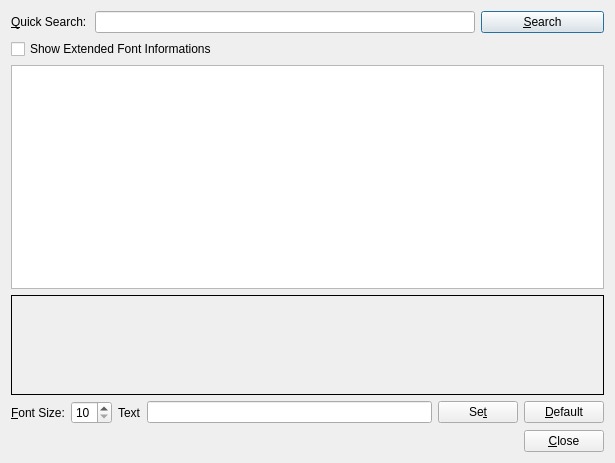
scribusproject/scribus, file scribus/plugins/fontpreview/fontpreview.ui: the form before one commit.
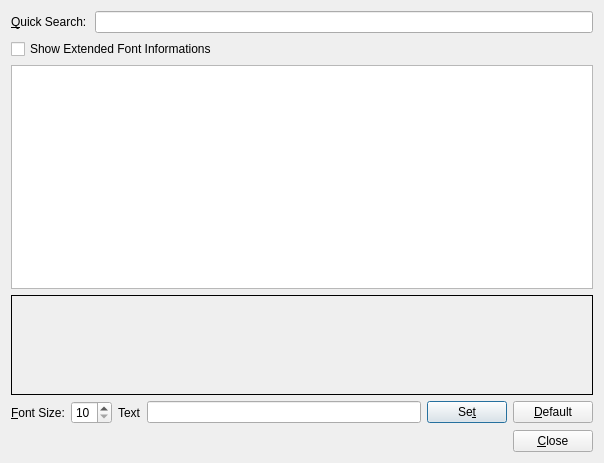
The form after the commit. Custom widgets are drawn as their Qt base class.

Commit message: 0007301: Missing tooltips in the Font Preview dialog: Set button; + removed useless "search" button as it's working by typing

The edit to the form file:
```diff
--- a/scribus/plugins/fontpreview/fontpreview.ui
+++ b/scribus/plugins/fontpreview/fontpreview.ui
@@ -5,14 +5,14 @@
    <rect>
     <x>0</x>
     <y>0</y>
-    <width>584</width>
+    <width>604</width>
     <height>463</height>
    </rect>
   </property>
   <property name="windowTitle" >
    <string>Fonts Preview</string>
   </property>
-  <layout class="QGridLayout" >
+  <layout class="QGridLayout" name="gridLayout" >
    <item row="0" column="0" colspan="2" >
     <widget class="QLabel" name="searchLabel" >
      <property name="text" >
@@ -26,27 +26,17 @@
      </property>
     </widget>
    </item>
-   <item row="0" column="2" colspan="4" >
+   <item row="0" column="2" colspan="5" >
     <widget class="QLineEdit" name="searchEdit" />
    </item>
-   <item row="0" column="6" colspan="2" >
-    <widget class="QPushButton" name="searchButton" >
-     <property name="text" >
-      <string>&amp;Search</string>
-     </property>
-     <property name="shortcut" >
-      <string>Alt+S</string>
-     </property>
-    </widget>
-   </item>
-   <item row="1" column="0" colspan="8" >
+   <item row="1" column="0" colspan="7" >
     <widget class="QCheckBox" name="extendedCheckBox" >
      <property name="text" >
       <string>Show Extended Font Informations</string>
      </property>
     </widget>
    </item>
-   <item row="2" column="0" colspan="8" >
+   <item row="2" column="0" colspan="7" >
     <widget class="FontListView" name="fontList" >
      <property name="alternatingRowColors" >
       <bool>true</bool>
@@ -62,7 +52,7 @@
      </property>
     </widget>
    </item>
-   <item row="3" column="0" colspan="8" >
+   <item row="3" column="0" colspan="7" >
     <widget class="QLabel" name="fontPreview" >
      <property name="minimumSize" >
       <size>
@@ -124,7 +114,7 @@
      </property>
     </widget>
    </item>
-   <item row="4" column="5" colspan="2" >
+   <item row="4" column="5" >
     <widget class="QPushButton" name="displayButton" >
      <property name="text" >
       <string>Se&amp;t</string>
@@ -134,7 +124,7 @@
      </property>
     </widget>
    </item>
-   <item row="4" column="7" >
+   <item row="4" column="6" >
     <widget class="QPushButton" name="resetDisplayButton" >
      <property name="toolTip" >
       <string>Reset the text</string>
@@ -144,21 +134,12 @@
      </property>
     </widget>
    </item>
-   <item row="5" column="0" colspan="8" >
+   <item row="5" column="0" colspan="7" >
     <layout class="QHBoxLayout" >
      <property name="spacing" >
       <number>6</number>
      </property>
-     <property name="leftMargin" >
-      <number>0</number>
-     </property>
-     <property name="topMargin" >
-      <number>0</number>
-     </property>
-     <property name="rightMargin" >
-      <number>0</number>
-     </property>
-     <property name="bottomMargin" >
+     <property name="margin" >
       <number>0</number>
      </property>
      <item>
```
Left out of the diff: 5 changed lines with no effect on the pictures. The commit also changes 2 other files.
